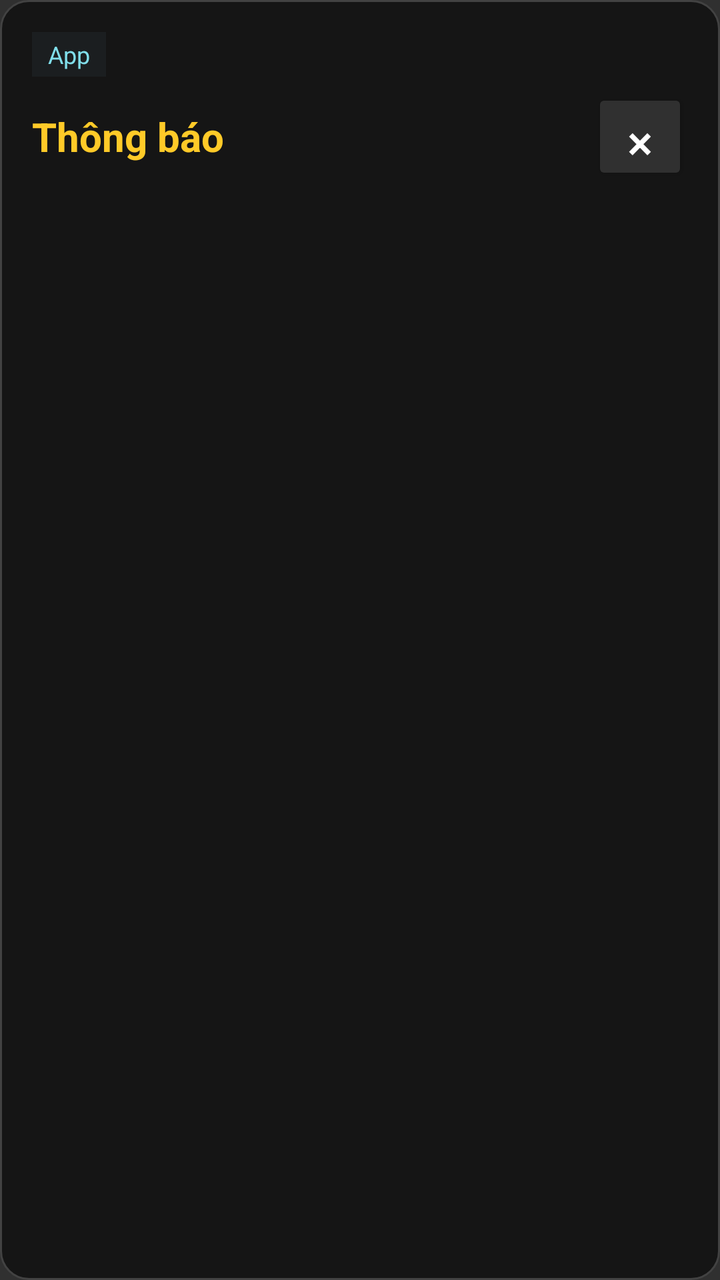
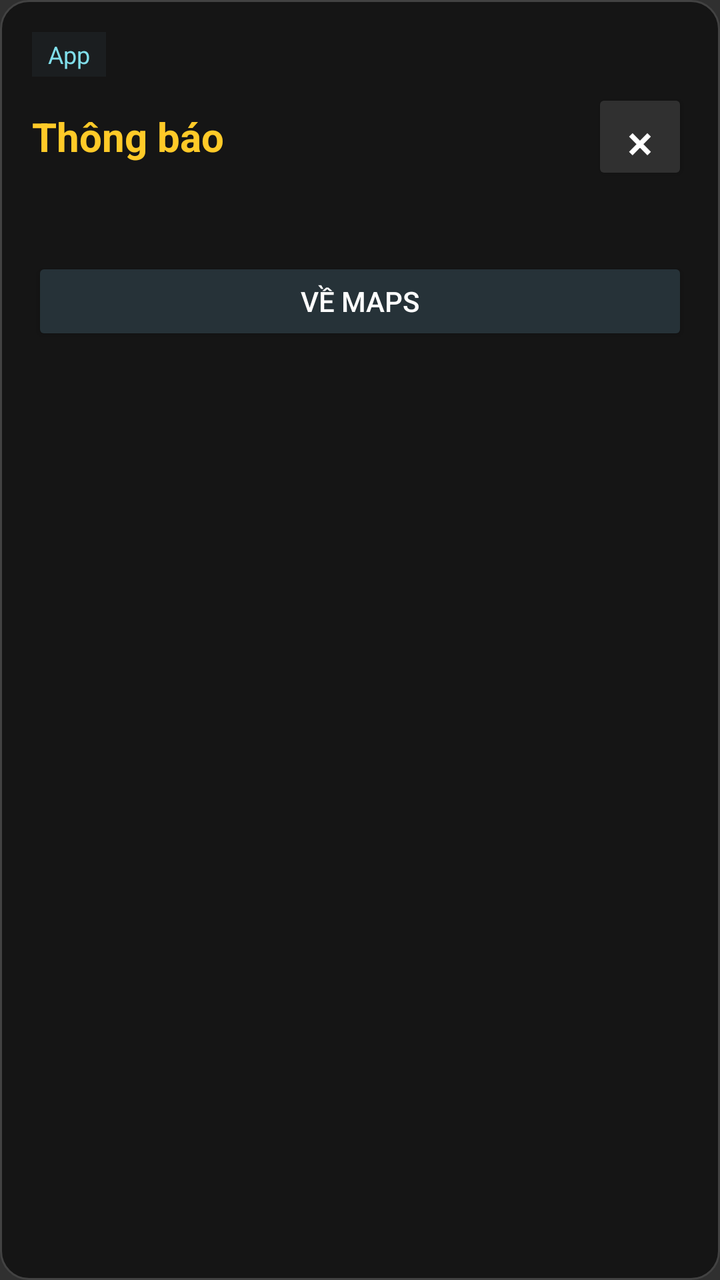

Compare the two renders of this Android layout. The source of the first and the diff that turns it into the second are given below.
<!-- AndroidManifest.xml: application theme Theme.AppCompat.NoActionBar -->
<!-- res/layout/overlay_notification.xml -->
<?xml version="1.0" encoding="utf-8"?>
<LinearLayout xmlns:android="http://schemas.android.com/apk/res/android"
    android:id="@+id/overlayCard"
    android:layout_width="match_parent" android:layout_height="wrap_content"
    android:orientation="vertical" android:padding="16dp"
    android:background="@drawable/overlay_notification_card">
    <TextView android:id="@+id/tvAppName" android:layout_width="wrap_content" android:layout_height="wrap_content" android:layout_marginBottom="6dp"
        android:paddingStart="8dp" android:paddingEnd="8dp" android:paddingTop="3dp" android:paddingBottom="3dp"
        android:background="#263F5362" android:text="App" android:textColor="#80DEEA" android:textSize="12sp" />
    <LinearLayout android:layout_width="match_parent" android:layout_height="wrap_content" android:gravity="center_vertical" android:orientation="horizontal">
        <TextView android:id="@+id/tvOverlaySender" android:layout_width="0dp" android:layout_height="wrap_content" android:layout_weight="1"
            android:text="Thông báo" android:textColor="#FFCA28" android:textSize="20sp" android:textStyle="bold" />
        <Button android:id="@+id/btnOverlayClose" android:layout_width="48dp" android:layout_height="48dp" android:minWidth="0dp" android:minHeight="0dp"
            android:text="×" android:textColor="#FFFFFF" android:textSize="24sp" android:backgroundTint="#303030" />
    </LinearLayout>
    <TextView android:id="@+id/tvOverlayMessage" android:layout_width="match_parent" android:layout_height="wrap_content" android:layout_marginTop="6dp"
        android:textColor="#FFFFFF" android:textSize="18sp" />
    <LinearLayout android:id="@+id/layoutActions" android:layout_width="match_parent" android:layout_height="wrap_content" android:orientation="vertical" />
</LinearLayout>
<!-- resources referenced by this layout -->
<resources>
  <!-- drawable overlay_notification_card (drawable) -->
  <?xml version="1.0" encoding="utf-8"?>
  <shape xmlns:android="http://schemas.android.com/apk/res/android" android:shape="rectangle">
      <solid android:color="#E6121212" />
      <corners android:radius="14dp" />
      <stroke android:width="1dp" android:color="#424242" />
  </shape>
</resources>

<!-- the commit's change to res/layout/overlay_notification.xml (unified diff, before → after) -->
@@ -16,4 +16,6 @@
     <TextView android:id="@+id/tvOverlayMessage" android:layout_width="match_parent" android:layout_height="wrap_content" android:layout_marginTop="6dp"
         android:textColor="#FFFFFF" android:textSize="18sp" />
     <LinearLayout android:id="@+id/layoutActions" android:layout_width="match_parent" android:layout_height="wrap_content" android:orientation="vertical" />
+    <Button android:id="@+id/btnOverlayBackToMaps" android:layout_width="match_parent" android:layout_height="44dp" android:layout_marginTop="6dp"
+        android:text="Về Maps" android:textColor="#FFFFFF" android:backgroundTint="#263238" />
 </LinearLayout>
